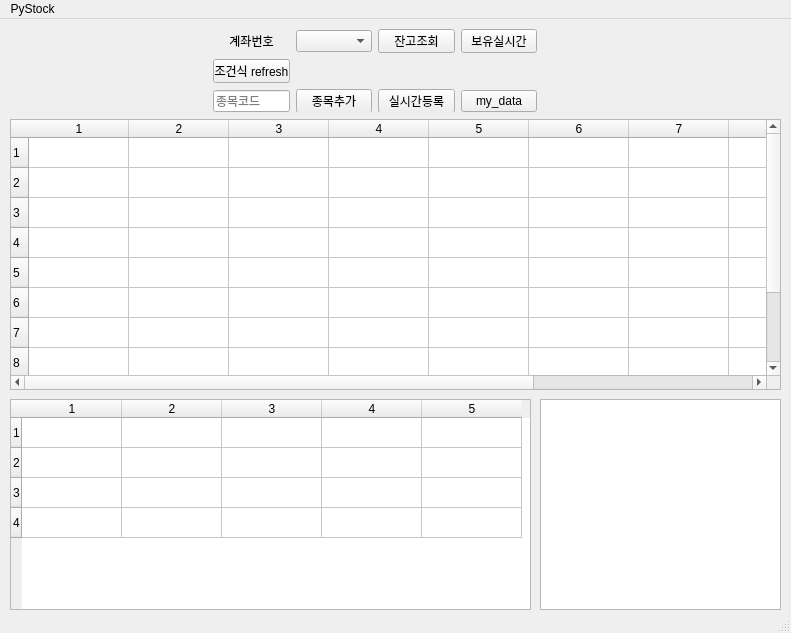
mechurak/kiwoom, file window.ui: the form before one commit.
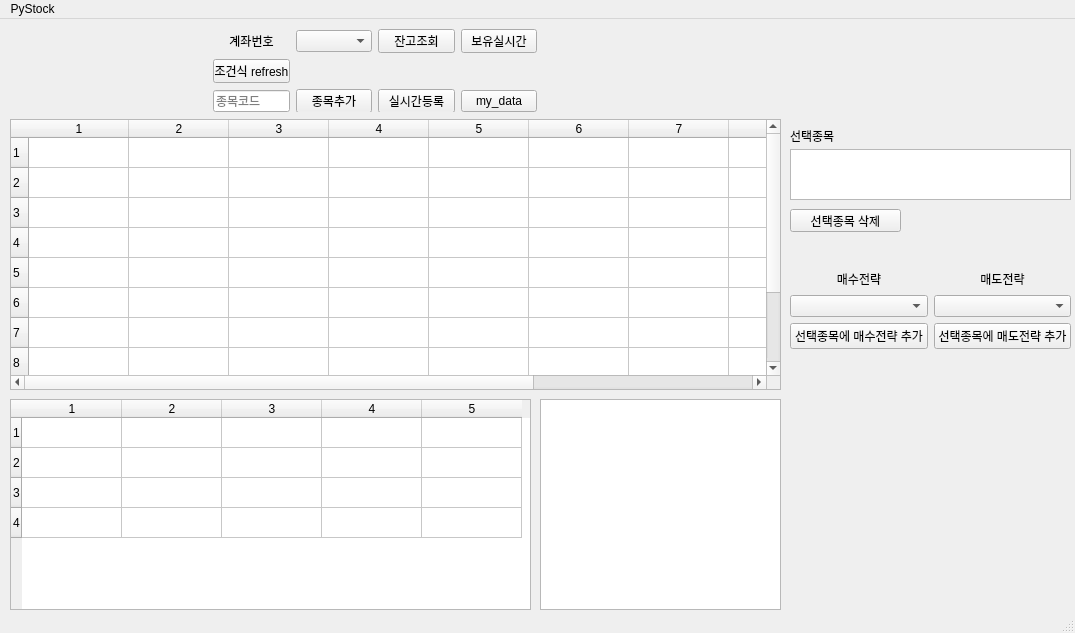
The form after the commit.

Commit message: command for multiple balance is available

```diff
--- a/window.ui
+++ b/window.ui
@@ -6,7 +6,7 @@
    <rect>
     <x>0</x>
     <y>0</y>
-    <width>791</width>
+    <width>1075</width>
     <height>633</height>
    </rect>
   </property>
@@ -183,13 +183,101 @@
     <column/>
     <column/>
    </widget>
+   <widget class="QTextEdit" name="txt_balance">
+    <property name="geometry">
+     <rect>
+      <x>790</x>
+      <y>130</y>
+      <width>281</width>
+      <height>51</height>
+     </rect>
+    </property>
+   </widget>
+   <widget class="QPushButton" name="btn_code_del">
+    <property name="geometry">
+     <rect>
+      <x>790</x>
+      <y>190</y>
+      <width>111</width>
+      <height>23</height>
+     </rect>
+    </property>
+    <property name="text">
+     <string>선택종목 삭제</string>
+    </property>
+   </widget>
+   <widget class="QWidget" name="gridLayoutWidget_2">
+    <property name="geometry">
+     <rect>
+      <x>790</x>
+      <y>250</y>
+      <width>281</width>
+      <height>80</height>
+     </rect>
+    </property>
+    <layout class="QGridLayout" name="gridLayout_2">
+     <item row="0" column="1">
+      <widget class="QLabel" name="label_3">
+       <property name="text">
+        <string>매도전략</string>
+       </property>
+       <property name="alignment">
+        <set>Qt::AlignCenter</set>
+       </property>
+      </widget>
+     </item>
+     <item row="1" column="0">
+      <widget class="QComboBox" name="combo_buy"/>
+     </item>
+     <item row="1" column="1">
+      <widget class="QComboBox" name="combo_sell"/>
+     </item>
+     <item row="0" column="0">
+      <widget class="QLabel" name="label_2">
+       <property name="text">
+        <string>매수전략</string>
+       </property>
+       <property name="alignment">
+        <set>Qt::AlignCenter</set>
+       </property>
+      </widget>
+     </item>
+     <item row="2" column="0">
+      <widget class="QPushButton" name="btn_buy_strategy_add">
+       <property name="text">
+        <string>선택종목에 매수전략 추가</string>
+       </property>
+      </widget>
+     </item>
+     <item row="2" column="1">
+      <widget class="QPushButton" name="btn_sell_strategy_add">
+       <property name="text">
+        <string>선택종목에 매도전략 추가</string>
+       </property>
+      </widget>
+     </item>
+    </layout>
+   </widget>
+   <widget class="QLabel" name="label_4">
+    <property name="geometry">
+     <rect>
+      <x>790</x>
+      <y>110</y>
+      <width>46</width>
+      <height>13</height>
+     </rect>
+    </property>
+    <property name="text">
+     <string>선택종목</string>
+    </property>
+   </widget>
   </widget>
   <widget class="QMenuBar" name="menubar">
    <property name="geometry">
     <rect>
      <x>0</x>
      <y>0</y>
-     <width>791</width>
+     <width>1075</width>
      <height>21</height>
     </rect>
    </property>
```
Left out of the diff: 67 changed lines with no effect on the pictures. The commit also changes 2 other files.
